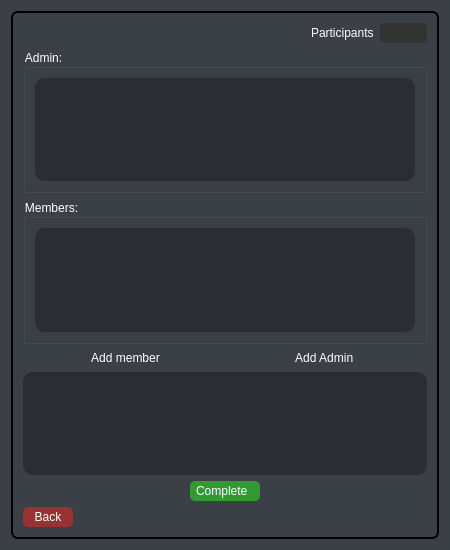
Qt form Pulp-Fiction-LoginAndRegister/channelinfo.ui (AP-projects-4001/Pulp-Fiction) before a commit.
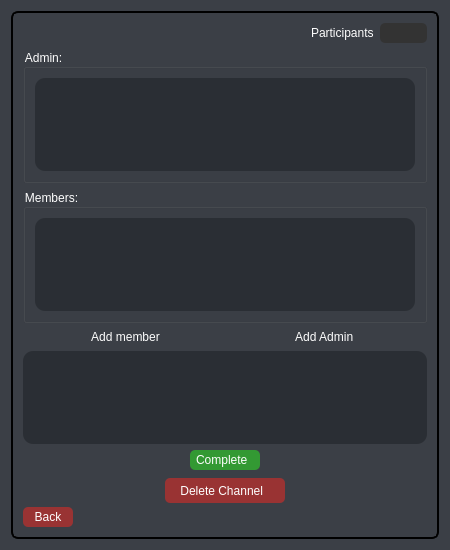
The same form after that commit. Icons and pictures are not drawn.

Commit message: Some changes in UI || Add Delete channel and group buttons

The edit to the form file:
```diff
--- a/Pulp-Fiction-LoginAndRegister/channelinfo.ui
+++ b/Pulp-Fiction-LoginAndRegister/channelinfo.ui
@@ -264,6 +264,8 @@
           </widget>
          </item>
          <item>
+          <layout class="QVBoxLayout" name="verticalLayout_4">
+           <item>
           <layout class="QHBoxLayout" name="horizontalLayout_2">
            <item>
             <spacer name="horizontalSpacer_2">
@@ -345,6 +347,118 @@
               </size>
              </property>
             </spacer>
+             </item>
+            </layout>
+           </item>
+           <item>
+            <spacer name="verticalSpacer_2">
+             <property name="orientation">
+              <enum>Qt::Vertical</enum>
+             </property>
+             <property name="sizeHint" stdset="0">
+              <size>
+               <width>20</width>
+               <height>40</height>
+              </size>
+             </property>
+            </spacer>
+           </item>
+           <item>
+            <spacer name="verticalSpacer">
+             <property name="orientation">
+              <enum>Qt::Vertical</enum>
+             </property>
+             <property name="sizeHint" stdset="0">
+              <size>
+               <width>20</width>
+               <height>40</height>
+              </size>
+             </property>
+            </spacer>
+           </item>
+           <item>
+            <layout class="QHBoxLayout" name="horizontalLayout_4">
+             <item>
+              <spacer name="horizontalSpacer_4">
+               <property name="orientation">
+                <enum>Qt::Horizontal</enum>
+               </property>
+               <property name="sizeHint" stdset="0">
+                <size>
+                 <width>40</width>
+                 <height>20</height>
+                </size>
+               </property>
+              </spacer>
+             </item>
+             <item>
+              <widget class="QPushButton" name="deletechannelbtn">
+               <property name="minimumSize">
+                <size>
+                 <width>120</width>
+                 <height>25</height>
+                </size>
+               </property>
+               <property name="maximumSize">
+                <size>
+                 <width>150</width>
+                 <height>20</height>
+                </size>
+               </property>
+               <property name="layoutDirection">
+                <enum>Qt::RightToLeft</enum>
+               </property>
+               <property name="styleSheet">
+                <string notr="true">QPushButton#deletechannelbtn {
+color: white;
+border-radius: 5px;
+Background: #933;
+color: #fefefe;
+}
+
+QPushButton#deletechannelbtn:hover {
+	background-color: rgb(42, 46, 52);
+border-style: solid;
+ border-width: 1px;
+color:#933;
+}
+
+QPushButton#deletechannelbtn:pressed {
+border-style: solid;
+border-width: 1px;
+	background-color: rgb(25, 69, 105);
+	color: rgb(85, 255, 255);
+}</string>
+               </property>
+               <property name="text">
+                <string>Delete Channel  </string>
+               </property>
+               <property name="icon">
+                <iconset resource="elements.qrc">
+                 <normaloff>:/img/img/icons8-delete-64.png</normaloff>:/img/img/icons8-delete-64.png</iconset>
+               </property>
+               <property name="iconSize">
+                <size>
+                 <width>20</width>
+                 <height>20</height>
+                </size>
+               </property>
+              </widget>
+             </item>
+             <item>
+              <spacer name="horizontalSpacer_5">
+               <property name="orientation">
+                <enum>Qt::Horizontal</enum>
+               </property>
+               <property name="sizeHint" stdset="0">
+                <size>
+                 <width>40</width>
+                 <height>20</height>
+                </size>
+               </property>
+              </spacer>
+             </item>
+            </layout>
            </item>
           </layout>
          </item>
```
Left out of the diff: 2 changed lines with no effect on the pictures. Lines whose indentation alone changed are shown as unchanged. The commit also changes 8 other files.
